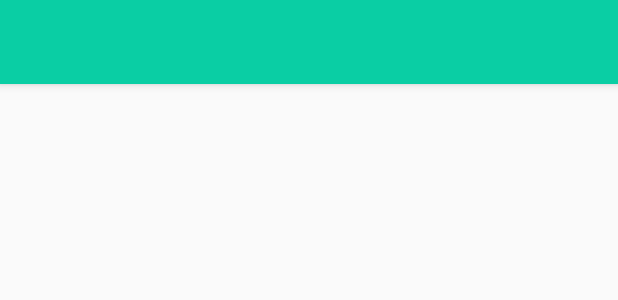
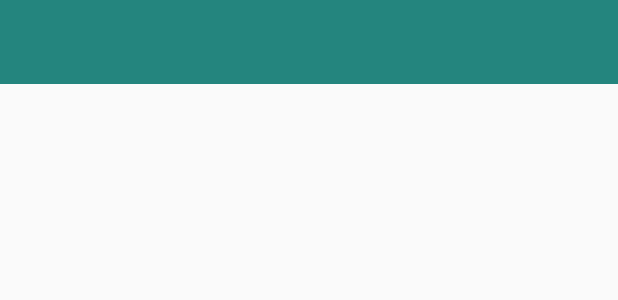
Before and after one commit to Tradinos/wasilni_driver_v2, an Android app: the layout app_bar_navigation.xml on its own in the app's theme, with its tools: preview values and no code run, on a phone screen of 412 x 824 dp. Shown: the top 300 px of the screen. Run offline under Robolectric (Android 15) with nearby library versions, the light colour scheme and no system bars.

Commit message:
add toolbar to home act

```diff
--- a/app/src/main/res/layout/app_bar_navigation.xml
+++ b/app/src/main/res/layout/app_bar_navigation.xml
@@ -6,21 +6,9 @@
     android:layout_height="match_parent"
     tools:context=".ui.Activities.Base.NavigationActivity">
 
-    <android.support.design.widget.AppBarLayout
-        android:layout_width="match_parent"
-        android:layout_height="wrap_content"
-        android:theme="@style/AppTheme.AppBarOverlay">
 
-        <android.support.v7.widget.Toolbar
-            android:id="@+id/toolbar"
-            android:layout_width="match_parent"
-            android:layout_height="?attr/actionBarSize"
-            android:background="?attr/colorPrimary"
-            app:popupTheme="@style/AppTheme.PopupOverlay" />
+    <include layout="@layout/content_toolbar_with_nav_menu" />
 
-    </android.support.design.widget.AppBarLayout>
-
-    <include layout="@layout/content_navigation" />
 
 
 </android.support.design.widget.CoordinatorLayout>
--- /dev/null
+++ b/app/src/main/res/layout/content_toolbar.xml
@@ -0,0 +1,21 @@
+<?xml version="1.0" encoding="utf-8"?>
+<android.support.constraint.ConstraintLayout xmlns:android="http://schemas.android.com/apk/res/android"
+    xmlns:app="http://schemas.android.com/apk/res-auto"
+    android:layout_width="match_parent"
+    android:layout_height="wrap_content">
+
+    <android.support.design.widget.AppBarLayout
+        android:layout_width="match_parent"
+        android:layout_height="wrap_content"
+        android:theme="@style/AppTheme.AppBarOverlay"
+        app:layout_constraintTop_toTopOf="parent">
+
+        <android.support.v7.widget.Toolbar
+            android:id="@+id/toolbar"
+            android:layout_width="match_parent"
+            android:layout_height="?attr/actionBarSize"
+            android:background="?attr/colorPrimary"
+            app:popupTheme="@style/AppTheme.PopupOverlay" />
+
+    </android.support.design.widget.AppBarLayout>
+</android.support.constraint.ConstraintLayout>
--- /dev/null
+++ b/app/src/main/res/layout/content_toolbar_with_nav_menu.xml
@@ -0,0 +1,9 @@
+<?xml version="1.0" encoding="utf-8"?>
+<android.support.constraint.ConstraintLayout
+    xmlns:android="http://schemas.android.com/apk/res/android" android:layout_width="match_parent"
+    android:layout_height="wrap_content">
+
+    <include layout="@layout/content_toolbar" />
+    <include layout="@layout/content_navigation" />
+
+</android.support.constraint.ConstraintLayout>
--- a/app/src/main/res/values/colors.xml
+++ b/app/src/main/res/values/colors.xml
@@ -1,6 +1,6 @@
 <?xml version="1.0" encoding="utf-8"?>
 <resources>
-    <color name="colorPrimary">#0acea4</color>
+    <color name="colorPrimary">#24857e</color>
     <color name="colorPrimaryDark">#00574B</color>
     <color name="colorAccent">#D81B60</color>
     <color name="white">#FFFFFF</color>
```
Also changed, not shown: app/src/main/java/com/wasilni/wasilnidriverv2/ui/Activities/HomeActivity.java (+12 -22 lines), app/src/main/res/layout/activity_home.xml (+11 -0 lines).
